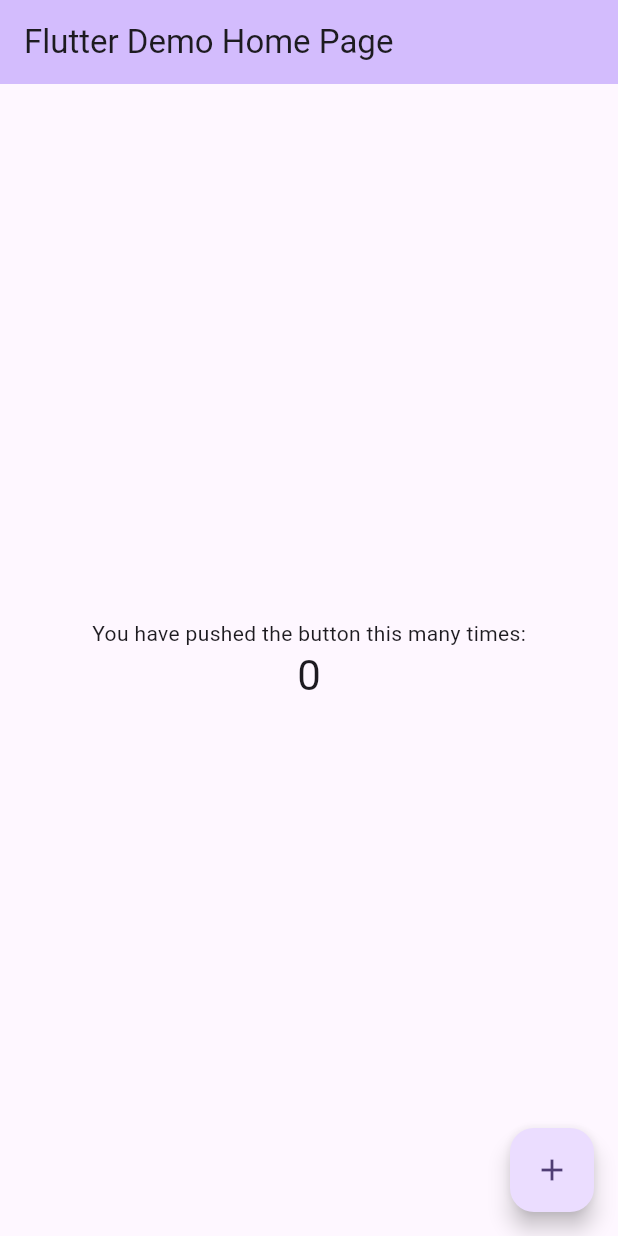
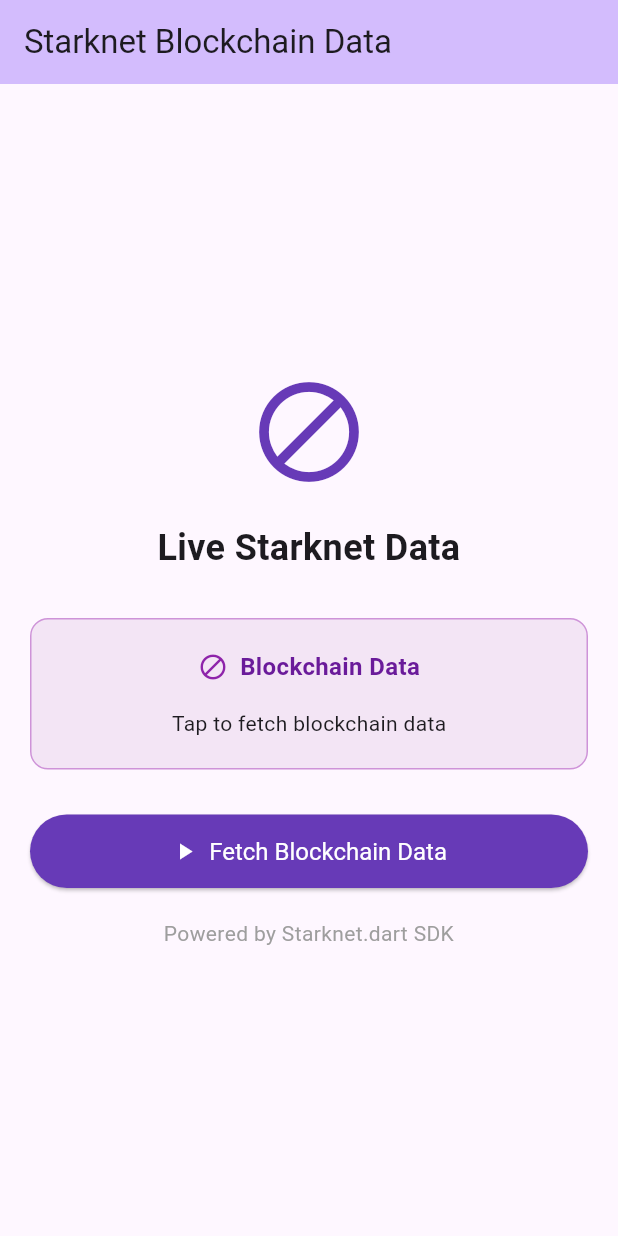
Before and after one commit to pythonpete32/starknet-flutter-starterkit, a Flutter app: the screen it shows after launch, on a phone screen of 412 x 824 dp. Run offline on Flutter 3.47's test engine with Material 3 defaults, Android fonts, the light colour scheme and no system bars; missing offline and left inert: starknet_provider.

Commit message:
Add MCP configuration and implement Starknet connection demo in main app

```diff
--- a/lib/main.dart
+++ b/lib/main.dart
@@ -1,4 +1,5 @@
 import 'package:flutter/material.dart';
+import 'package:starknet_provider/starknet_provider.dart';
 
 void main() {
   runApp(const MyApp());
@@ -7,116 +8,233 @@
 class MyApp extends StatelessWidget {
   const MyApp({super.key});
 
-  // This widget is the root of your application.
   @override
   Widget build(BuildContext context) {
     return MaterialApp(
-      title: 'Flutter Demo',
+      title: 'Starknet SDK Starter Kit',
       theme: ThemeData(
-        // This is the theme of your application.
-        //
-        // TRY THIS: Try running your application with "flutter run". You'll see
-        // the application has a purple toolbar. Then, without quitting the app,
-        // try changing the seedColor in the colorScheme below to Colors.green
-        // and then invoke "hot reload" (save your changes or press the "hot
-        // reload" button in a Flutter-supported IDE, or press "r" if you used
-        // the command line to start the app).
-        //
-        // Notice that the counter didn't reset back to zero; the application
-        // state is not lost during the reload. To reset the state, use hot
-        // restart instead.
-        //
-        // This works for code too, not just values: Most code changes can be
-        // tested with just a hot reload.
         colorScheme: ColorScheme.fromSeed(seedColor: Colors.deepPurple),
+        useMaterial3: true,
       ),
-      home: const MyHomePage(title: 'Flutter Demo Home Page'),
+      home: const StarknetStarterDemo(),
     );
   }
 }
 
-class MyHomePage extends StatefulWidget {
-  const MyHomePage({super.key, required this.title});
-
-  // This widget is the home page of your application. It is stateful, meaning
-  // that it has a State object (defined below) that contains fields that affect
-  // how it looks.
-
-  // This class is the configuration for the state. It holds the values (in this
-  // case the title) provided by the parent (in this case the App widget) and
-  // used by the build method of the State. Fields in a Widget subclass are
-  // always marked "final".
-
-  final String title;
+class StarknetStarterDemo extends StatefulWidget {
+  const StarknetStarterDemo({super.key});
 
   @override
-  State<MyHomePage> createState() => _MyHomePageState();
+  State<StarknetStarterDemo> createState() => _StarknetStarterDemoState();
 }
 
-class _MyHomePageState extends State<MyHomePage> {
-  int _counter = 0;
+class _StarknetStarterDemoState extends State<StarknetStarterDemo> {
+  String _blockInfo = 'Tap to fetch blockchain data';
+  bool _isLoading = false;
+  JsonRpcProvider? _provider;
 
-  void _incrementCounter() {
+  Future<void> _initializeStarknetSDK() async {
     setState(() {
-      // This call to setState tells the Flutter framework that something has
-      // changed in this State, which causes it to rerun the build method below
-      // so that the display can reflect the updated values. If we changed
-      // _counter without calling setState(), then the build method would not be
-      // called again, and so nothing would appear to happen.
-      _counter++;
+      _isLoading = true;
+      _blockInfo = '🔄 Initializing Starknet SDK...';
     });
+
+    try {
+      // Initialize the official Starknet SDK provider
+      _provider = JsonRpcProvider(
+        nodeUri: Uri.parse('https://starknet-mainnet.g.alchemy.com/starknet/version/rpc/v0_8/fvrO3OBHh4Ogppzk89kR3kcVXP97g77o'),
+      );
+
+      // Fetch blockchain data to prove SDK is working
+      await _fetchLatestBlockData();
+
+      setState(() {
+        _isLoading = false;
+      });
+
+    } catch (e) {
+      setState(() {
+        _blockInfo = '❌ SDK Error: ${e.toString()}';
+        _isLoading = false;
+      });
+    }
+  }
+
+  Future<void> _fetchLatestBlockData() async {
+    if (_provider == null) return;
+
+    try {
+      // Fetch both block data and chain ID
+      final blockResult = await _provider!.getBlockWithTxHashes(BlockId.latest);
+      final chainIdResult = await _provider!.chainId();
+
+      String blockData = '';
+      String chainData = '';
+
+      blockResult.when(
+        result: (block) {
+          blockData = '''📦 Latest Block:
+• Timestamp: ${DateTime.fromMillisecondsSinceEpoch(block.timestamp * 1000)}
+• Transactions: ${block.transactions.length}
+• Sequencer: ${block.sequencerAddress.toHexString().substring(0, 16)}...
+• Parent Hash: ${block.parentHash.toHexString().substring(0, 16)}...''';
+        },
+        error: (error) {
+          blockData = '❌ Block Error: $error';
+        },
+      );
+
+      chainIdResult.when(
+        result: (chainId) {
+          chainData = '''🔗 Network Info:
+• Chain ID: $chainId
+• Provider: Alchemy RPC
+• Status: Connected ✅''';
+        },
+        error: (error) {
+          chainData = '❌ Chain Error: $error';
+        },
+      );
+
+      setState(() {
+        _blockInfo = '$blockData\n\n$chainData';
+      });
+
+    } catch (e) {
+      setState(() {
+        _blockInfo = '❌ Exception: ${e.toString()}';
+      });
+    }
+  }
+
+  Future<void> _refreshBlockData() async {
+    if (_provider == null) {
+      ScaffoldMessenger.of(context).showSnackBar(
+        const SnackBar(content: Text('Please initialize SDK first')),
+      );
+      return;
+    }
+
+    setState(() {
+      _blockInfo = '🔄 Refreshing blockchain data...';
+    });
+
+    await _fetchLatestBlockData();
   }
 
   @override
   Widget build(BuildContext context) {
-    // This method is rerun every time setState is called, for instance as done
-    // by the _incrementCounter method above.
-    //
-    // The Flutter framework has been optimized to make rerunning build methods
-    // fast, so that you can just rebuild anything that needs updating rather
-    // than having to individually change instances of widgets.
     return Scaffold(
       appBar: AppBar(
-        // TRY THIS: Try changing the color here to a specific color (to
-        // Colors.amber, perhaps?) and trigger a hot reload to see the AppBar
-        // change color while the other colors stay the same.
         backgroundColor: Theme.of(context).colorScheme.inversePrimary,
-        // Here we take the value from the MyHomePage object that was created by
-        // the App.build method, and use it to set our appbar title.
-        title: Text(widget.title),
+        title: const Text('Starknet Blockchain Data'),
       ),
-      body: Center(
-        // Center is a layout widget. It takes a single child and positions it
-        // in the middle of the parent.
+      body: Padding(
+        padding: const EdgeInsets.all(20.0),
         child: Column(
-          // Column is also a layout widget. It takes a list of children and
-          // arranges them vertically. By default, it sizes itself to fit its
-          // children horizontally, and tries to be as tall as its parent.
-          //
-          // Column has various properties to control how it sizes itself and
-          // how it positions its children. Here we use mainAxisAlignment to
-          // center the children vertically; the main axis here is the vertical
-          // axis because Columns are vertical (the cross axis would be
-          // horizontal).
-          //
-          // TRY THIS: Invoke "debug painting" (choose the "Toggle Debug Paint"
-          // action in the IDE, or press "p" in the console), to see the
-          // wireframe for each widget.
           mainAxisAlignment: MainAxisAlignment.center,
-          children: <Widget>[
-            const Text('You have pushed the button this many times:'),
-            Text(
-              '$_counter',
-              style: Theme.of(context).textTheme.headlineMedium,
+          children: [
+            const Icon(
+              Icons.block,
+              size: 80,
+              color: Colors.deepPurple,
+            ),
+            const SizedBox(height: 20),
+            const Text(
+              'Live Starknet Data',
+              style: TextStyle(fontSize: 24, fontWeight: FontWeight.bold),
+              textAlign: TextAlign.center,
+            ),
+            const SizedBox(height: 30),
+
+            // Blockchain Data Card
+            Container(
+              width: double.infinity,
+              padding: const EdgeInsets.all(20),
+              decoration: BoxDecoration(
+                color: Colors.purple[50],
+                borderRadius: BorderRadius.circular(12),
+                border: Border.all(color: Colors.purple[200]!),
+              ),
+              child: Column(
+                children: [
+                  Row(
+                    mainAxisAlignment: MainAxisAlignment.center,
+                    children: [
+                      Icon(Icons.block, color: Colors.purple[600], size: 20),
+                      const SizedBox(width: 8),
+                      Text(
+                        'Blockchain Data',
+                        style: TextStyle(fontSize: 16, color: Colors.purple[800], fontWeight: FontWeight.bold),
+                      ),
+                    ],
+                  ),
+                  const SizedBox(height: 16),
+                  Text(
+                    _blockInfo,
+                    style: const TextStyle(fontSize: 14),
+                    textAlign: TextAlign.left,
+                  ),
+                ],
+              ),
+            ),
+
+            const SizedBox(height: 30),
+
+            // Action Buttons
+            Column(
+              children: [
+                SizedBox(
+                  width: double.infinity,
+                  child: ElevatedButton.icon(
+                    onPressed: _isLoading ? null : _initializeStarknetSDK,
+                    icon: _isLoading
+                      ? const SizedBox(
+                          width: 20,
+                          height: 20,
+                          child: CircularProgressIndicator(strokeWidth: 2),
+                        )
+                      : const Icon(Icons.play_arrow),
+                    label: Text(_isLoading ? 'Loading...' : 'Fetch Blockchain Data'),
+                    style: ElevatedButton.styleFrom(
+                      padding: const EdgeInsets.symmetric(vertical: 15),
+                      backgroundColor: Colors.deepPurple,
+                      foregroundColor: Colors.white,
+                      textStyle: const TextStyle(fontSize: 16),
+                    ),
+                  ),
+                ),
+
+                if (_provider != null) ...[
+                  const SizedBox(height: 15),
+                  SizedBox(
+                    width: double.infinity,
+                    child: ElevatedButton.icon(
+                      onPressed: _refreshBlockData,
+                      icon: const Icon(Icons.refresh),
+                      label: const Text('Refresh Data'),
+                      style: ElevatedButton.styleFrom(
+                        padding: const EdgeInsets.symmetric(vertical: 15),
+                        backgroundColor: Colors.purple,
+                        foregroundColor: Colors.white,
+                        textStyle: const TextStyle(fontSize: 16),
+                      ),
+                    ),
+                  ),
+                ],
+              ],
+            ),
+
+            const SizedBox(height: 20),
+
+            const Text(
+              'Powered by Starknet.dart SDK',
+              textAlign: TextAlign.center,
+              style: TextStyle(color: Colors.grey, fontSize: 14),
             ),
           ],
         ),
       ),
-      floatingActionButton: FloatingActionButton(
-        onPressed: _incrementCounter,
-        tooltip: 'Increment',
-        child: const Icon(Icons.add),
-      ), // This trailing comma makes auto-formatting nicer for build methods.
     );
   }
 }
```
Also changed, not shown: pubspec.yaml (+8 -2 lines), .mcp.json (added), pubspec.lock.
